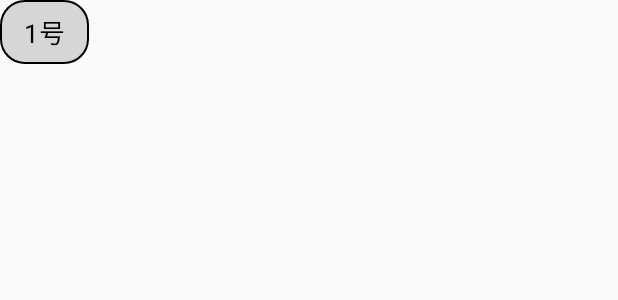
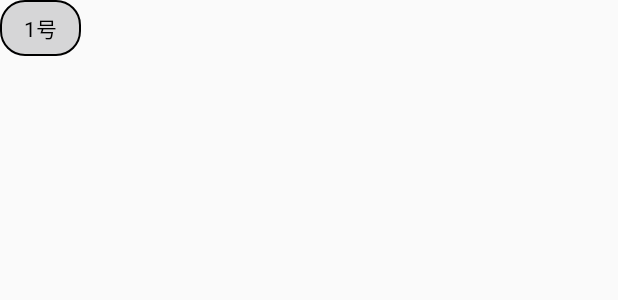
Before and after one commit to Entertech/Enter-AffectiveCloud-Demo-Android, an Android app: the layout item_meditation_label_list_child.xml on its own in the app's theme, with its tools: preview values and no code run, on a phone screen of 412 x 824 dp. Shown: the top 300 px of the screen. Run offline under Robolectric (Android 15) with nearby library versions, the phone set to English and light mode, and no system bars.

Commit message:
标签选择页适配

```diff
--- a/app/src/main/java/cn/entertech/flowtimezh/ui/activity/MeditationLabelsRecordActivity.kt
+++ b/app/src/main/java/cn/entertech/flowtimezh/ui/activity/MeditationLabelsRecordActivity.kt
@@ -86,7 +86,7 @@ class MeditationLabelsRecordActivity : BaseActivity() {
                 }
             })
         label_list.adapter = adapter
-        val manager = GridLayoutManager(this, 4)
+        val manager = GridLayoutManager(this, 3)
         manager.setSpanSizeLookup(object : GridLayoutManager.SpanSizeLookup() {
             override fun getSpanSize(position: Int): Int {
                 return if (adapter!!.getItemViewType(position) == LabelsAdapter.TYPE_LEVEL_1) 1 else manager.spanCount
--- a/app/src/main/res/layout/activity_meditation_labels_record.xml
+++ b/app/src/main/res/layout/activity_meditation_labels_record.xml
@@ -23,7 +23,8 @@
     <androidx.recyclerview.widget.RecyclerView
         android:id="@+id/label_list"
         android:layout_width="match_parent"
-        android:layout_height="wrap_content"
+        android:layout_height="0dp"
+        android:layout_weight="1"
         android:layout_marginLeft="@dimen/activity_margin"
         android:layout_marginTop="@dimen/activity_margin" />
 
@@ -54,6 +55,7 @@
         android:layout_height="wrap_content"
         android:layout_gravity="center_horizontal"
         android:layout_marginTop="@dimen/activity_margin"
+        android:layout_marginBottom="24dp"
         android:text="如果标签数据不理想，或者误操作，请删除本条记录."
         android:textColor="@color/colorAccent" />
 </LinearLayout>
--- a/app/src/main/res/layout/item_meditation_label_list_child.xml
+++ b/app/src/main/res/layout/item_meditation_label_list_child.xml
@@ -1,5 +1,7 @@
 <?xml version="1.0" encoding="utf-8"?>
-<TextView xmlns:android="http://schemas.android.com/apk/res/android"
+<androidx.appcompat.widget.AppCompatTextView
+    xmlns:android="http://schemas.android.com/apk/res/android"
+    xmlns:app="http://schemas.android.com/apk/res-auto"
     android:id="@+id/tv_meditation_dim"
     android:layout_width="wrap_content"
     android:layout_height="wrap_content"
@@ -11,8 +13,14 @@
     android:paddingTop="@dimen/activity_margin_half"
     android:paddingRight="@dimen/activity_margin"
     android:paddingBottom="@dimen/activity_margin_half"
+    android:maxLines="1"
     android:text="1号"
     android:textColor="@color/colorBlack"
-    android:textSize="17sp">
+    android:textSize="14sp">
+<!--    app:autoSizeTextType="uniform"-->
+<!--    app:autoSizeMaxTextSize="14sp"-->
+<!--    app:autoSizeMinTextSize="4sp"-->
+<!--    app:autoSizeStepGranularity="1sp"-->
+<!--    >-->
 
-</TextView>
+</androidx.appcompat.widget.AppCompatTextView>
```
